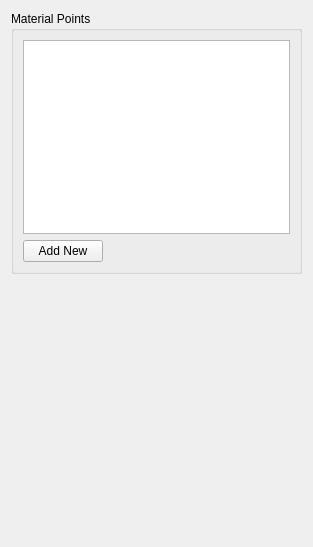
eeaapp6/AppFlow-Agent, file GUIDialog/GUIMeshDialog/MaterialPointWidget.ui: the form before one commit.
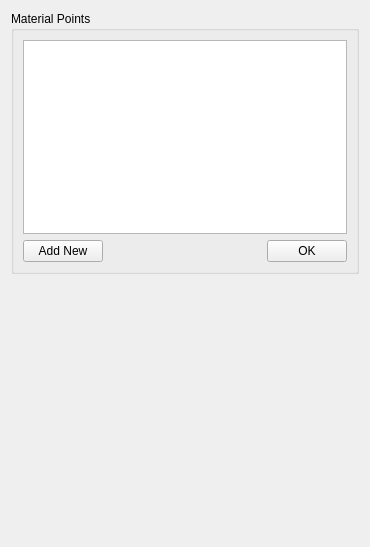
The form after the commit.

```diff
--- a/GUIDialog/GUIMeshDialog/MaterialPointWidget.ui
+++ b/GUIDialog/GUIMeshDialog/MaterialPointWidget.ui
@@ -6,7 +6,7 @@
    <rect>
     <x>0</x>
     <y>0</y>
-    <width>313</width>
+    <width>370</width>
     <height>547</height>
    </rect>
   </property>
@@ -20,7 +20,7 @@
       <string>Material Points</string>
      </property>
      <layout class="QGridLayout" name="gridLayout">
-      <item row="0" column="0" colspan="2">
+      <item row="0" column="0" colspan="3">
        <widget class="QTableWidget" name="tableWidget"/>
       </item>
       <item row="1" column="0">
@@ -43,6 +43,13 @@
         </property>
        </spacer>
       </item>
+      <item row="1" column="2">
+       <widget class="QPushButton" name="pushButton_OK">
+        <property name="text">
+         <string>OK</string>
+        </property>
+       </widget>
+      </item>
      </layout>
     </widget>
    </item>
```
